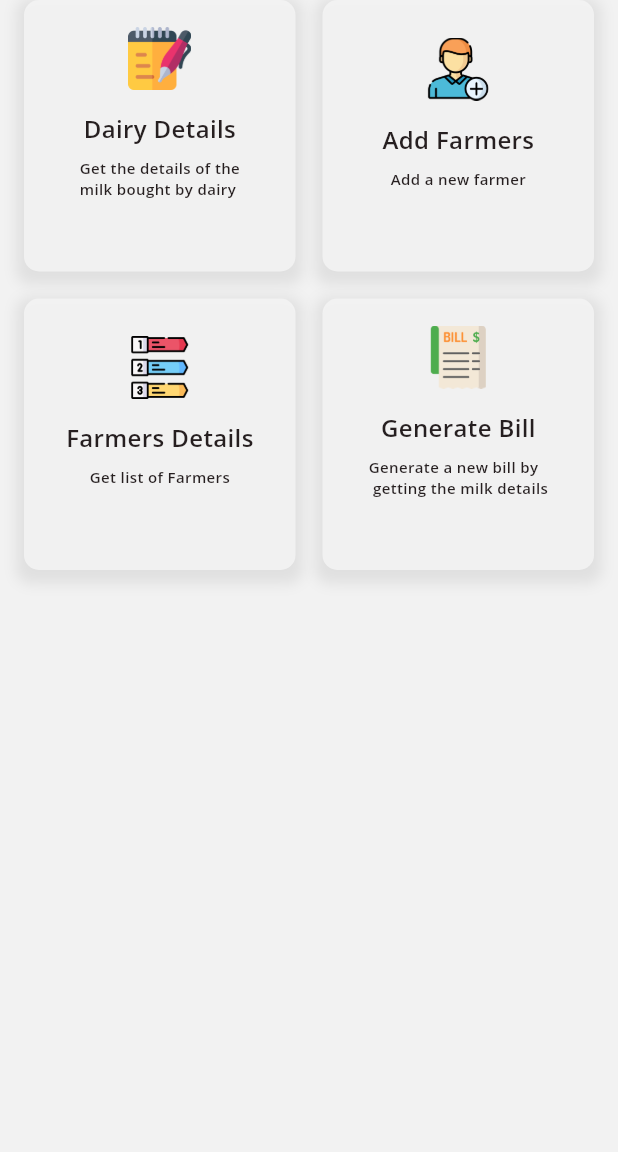
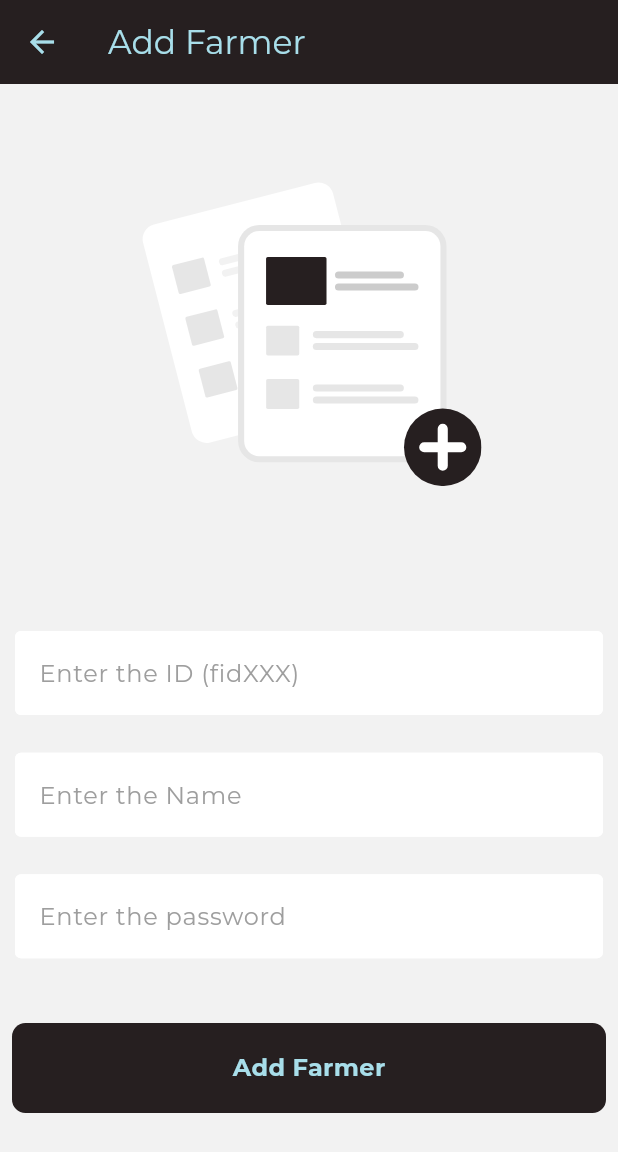
Before and after one commit to rao-suraj/DigiMilk, a Flutter app: the GridScreen widget shown alone on an empty page, opened directly, after a tap on "Add Farmers", on a phone screen of 412 x 824 dp. Shown: the top 1152 px of the screen. Run offline on Flutter 3.47's test engine with Material 3 defaults, Android fonts, the phone set to English and light mode, and no system bars; our stand-ins replace auto_route, dio, either_dart, equatable, firebase_core, firebase_database and 7 more; accounts and stored records are empty.

Commit message:
add farmer function

```diff
--- /dev/null
+++ b/lib/presentation/cubit/add_farmer_cubit/add_farmer_cubit.dart
@@ -0,0 +1,21 @@
+import 'package:dhood_app/domain/repository/farmer_repository.dart';
+import 'package:dhood_app/presentation/cubit/add_farmer_cubit/add_farmer_state.dart';
+import 'package:flutter_bloc/flutter_bloc.dart';
+import 'package:injectable/injectable.dart';
+
+@injectable
+class AddFarmerCubit extends Cubit<AddFarmerStates> {
+  final IFarmerRepository _farmerRepository;
+
+  AddFarmerCubit(this._farmerRepository) : super(const AddFarmerInitial());
+
+  Future<void> addFarmer(
+      {required String name,
+      required String id,
+      required String password}) async {
+    final res = await _farmerRepository.addFarmer(
+        name: name, id: id, password: password);
+    emit(res.fold((left) => AddFarmerError(left.message!),
+        (right) => const AddFarmerSuccess()));
+  }
+}
--- /dev/null
+++ b/lib/presentation/cubit/add_farmer_cubit/add_farmer_state.dart
@@ -0,0 +1,28 @@
+import 'package:equatable/equatable.dart';
+
+class AddFarmerStates extends Equatable {
+  const AddFarmerStates();
+
+  @override
+  List<Object?> get props => [];
+}
+
+class AddFarmerLoading extends AddFarmerStates {
+  const AddFarmerLoading();
+}
+
+class AddFarmerInitial extends AddFarmerStates {
+  const AddFarmerInitial();
+}
+
+class AddFarmerSuccess extends AddFarmerStates {
+  const AddFarmerSuccess();
+}
+
+class AddFarmerError extends AddFarmerStates {
+  final String message;
+  const AddFarmerError(this.message);
+
+  @override
+  List<Object?> get props => [message];
+}
--- a/lib/presentation/routes/app_route.dart
+++ b/lib/presentation/routes/app_route.dart
@@ -1,5 +1,6 @@
 import 'package:auto_route/auto_route.dart';
 import 'package:dhood_app/main.dart';
+import 'package:dhood_app/presentation/screen/dairy_owner/add_farmer_screen.dart';
 import 'package:dhood_app/presentation/screen/dairy_owner/dairy_dashboard_screen.dart';
 import 'package:dhood_app/presentation/screen/dairy_owner/dairy_details_screen.dart';
 import 'package:dhood_app/presentation/screen/dairy_owner/dairy_login.dart';
@@ -31,5 +32,6 @@ class AppRouter extends _$AppRouter {
     AutoRoute(page: FarmerDetailsRoute.page),
     AutoRoute(page: DairyDetailsRoute.page),
     AutoRoute(page: MilkLogRoute.page),
+    AutoRoute(page: AddFarmerRoute.page),
   ];
 }
--- /dev/null
+++ b/lib/presentation/screen/dairy_owner/add_farmer_screen.dart
@@ -0,0 +1,140 @@
+import 'package:auto_route/auto_route.dart';
+import 'package:dhood_app/di/get_it.dart';
+import 'package:dhood_app/gen/assets.gen.dart';
+import 'package:dhood_app/presentation/cubit/add_farmer_cubit/add_farmer_cubit.dart';
+import 'package:dhood_app/presentation/cubit/add_farmer_cubit/add_farmer_state.dart';
+import 'package:dhood_app/presentation/routes/app_route.dart';
+import 'package:dhood_app/presentation/screen/widget/custom_textfield.dart';
+import 'package:flutter/material.dart';
+import 'package:flutter_bloc/flutter_bloc.dart';
+
+@RoutePage()
+class AddFarmerScreen extends StatefulWidget implements AutoRouteWrapper {
+  const AddFarmerScreen({super.key});
+
+  @override
+  State<AddFarmerScreen> createState() => _AddFarmerState();
+
+  @override
+  Widget wrappedRoute(BuildContext context) {
+    return BlocProvider(
+      create: (_) => getIt<AddFarmerCubit>(),
+      child: this,
+    );
+  }
+}
+
+class _AddFarmerState extends State<AddFarmerScreen> {
+  final nameController = TextEditingController();
+  final passwordController = TextEditingController();
+  final idController = TextEditingController();
+  @override
+  Widget build(BuildContext context) {
+    final colorScheme = Theme.of(context).colorScheme;
+    return Scaffold(
+      appBar: AppBar(
+        foregroundColor: Theme.of(context).colorScheme.onPrimary,
+        title: const Text("Add Farmer"),
+      ),
+      backgroundColor: colorScheme.background,
+      body: BlocConsumer<AddFarmerCubit, AddFarmerStates>(
+        listener: (context, state) {
+          if (state is AddFarmerSuccess) {
+            context.router.replaceAll([const DairyDashboardRoute()]);
+          }
+        },
+        builder: (context, state) {
+          if (state is AddFarmerLoading) {
+            return const Center(
+              child: CircularProgressIndicator(),
+            );
+          } else if (state is AddFarmerInitial) {
+            return SingleChildScrollView(
+              child: ConstrainedBox(
+                constraints: BoxConstraints(
+                  minWidth: MediaQuery.of(context).size.width,
+                  minHeight: MediaQuery.of(context).size.height,
+                ),
+                child: IntrinsicHeight(
+                  child: Column(
+                    mainAxisSize: MainAxisSize.max,
+                    children: [
+                      Expanded(
+                          flex: 40,
+                          child: Assets.images.addFarmerSvg.svg(width: 230)),
+                      Expanded(
+                        flex: 35,
+                        child: Padding(
+                          padding: const EdgeInsets.all(10.0),
+                          child: Column(
+                            mainAxisAlignment: MainAxisAlignment.spaceEvenly,
+                            children: [
+                              CustomTextfield(
+                                  controller: idController,
+                                  hintText: "Enter the ID (fidXXX)",
+                                  obscureText: false),
+                              CustomTextfield(
+                                  controller: nameController,
+                                  hintText: "Enter the Name",
+                                  obscureText: false),
+                              CustomTextfield(
+                                  controller: passwordController,
+                                  hintText: "Enter the password",
+                                  obscureText: true),
+                            ],
+                          ),
+                        ),
+                      ),
+                      Expanded(
+                          flex: 25,
+                          child: Padding(
+                            padding: const EdgeInsets.all(8.0),
+                            child: Align(
+                              alignment: Alignment.topCenter,
+                              child: GestureDetector(
+                                onTap: () {
+                                  context.read<AddFarmerCubit>().addFarmer(
+                                      name: nameController.text,
+                                      id: idController.text,
+                                      password: passwordController.text);
+                                },
+                                child: Container(
+                                  height: 60,
+                                  decoration: BoxDecoration(
+                                    color:
+                                        Theme.of(context).colorScheme.surface,
+                                    borderRadius: BorderRadius.circular(9),
+                                  ),
+                                  child: Center(
+                                    child: Text(
+                                      "Add Farmer",
+                                      style: TextStyle(
+                                        color: Theme.of(context)
+                                            .colorScheme
+                                            .onPrimary,
+                                        fontWeight: FontWeight.bold,
+                                        fontSize: 16,
+                                      ),
+                                    ),
+                                  ),
+                                ),
+                              ),
+                            ),
+                          )),
+                    ],
+                  ),
+                ),
+              ),
+            );
+          } else if (state is AddFarmerError) {
+            return Center(
+              child: Text(state.message),
+            );
+          } else {
+            return const Center(child: Text("Something went wrong"),);
+          }
+        },
+      ),
+    );
+  }
+}
--- a/lib/presentation/screen/widget/grid_screen.dart
+++ b/lib/presentation/screen/widget/grid_screen.dart
@@ -51,6 +51,7 @@ class GridScreen extends StatelessWidget {
                   context.router.push(const DairyDetailsRoute());
                   print(data.title);
                 case "Add Farmers":
+                  context.router.push(const AddFarmerRoute());
                   print(data.title);
                 case "Generate Bill":
                   context.router.push(const GenereateBillRoute());
--- a/pubspec.yaml
+++ b/pubspec.yaml
@@ -38,6 +38,7 @@ dependencies:
   flutter:
     sdk: flutter
   flutter_bloc: ^8.1.4
+  flutter_svg: ^2.0.10+1
   get_it: ^7.6.7
   google_fonts: ^6.2.1
   hive: ^2.2.3
@@ -49,6 +50,7 @@ dependencies:
 dev_dependencies:
   auto_route_generator: ^7.3.2
   build_runner: ^2.4.8
+  flutter_gen_runner: ^5.4.0
   flutter_lints: ^3.0.0
   flutter_test:
     sdk: flutter
@@ -91,3 +93,7 @@ flutter:
   #
   # For details regarding fonts from package dependencies,
   # see https://flutter.dev/custom-fonts/#from-packages
+flutter_gen:
+
+  integrations:
+    flutter_svg: true
```
Also changed, not shown: lib/gen/assets.gen.dart (added, +204 -0 lines), assets/images/add_farmer.png (added), assets/images/add_farmer.svg (added), lib/di/get_it.config.dart, lib/presentation/routes/app_route.gr.dart, pubspec.lock.
